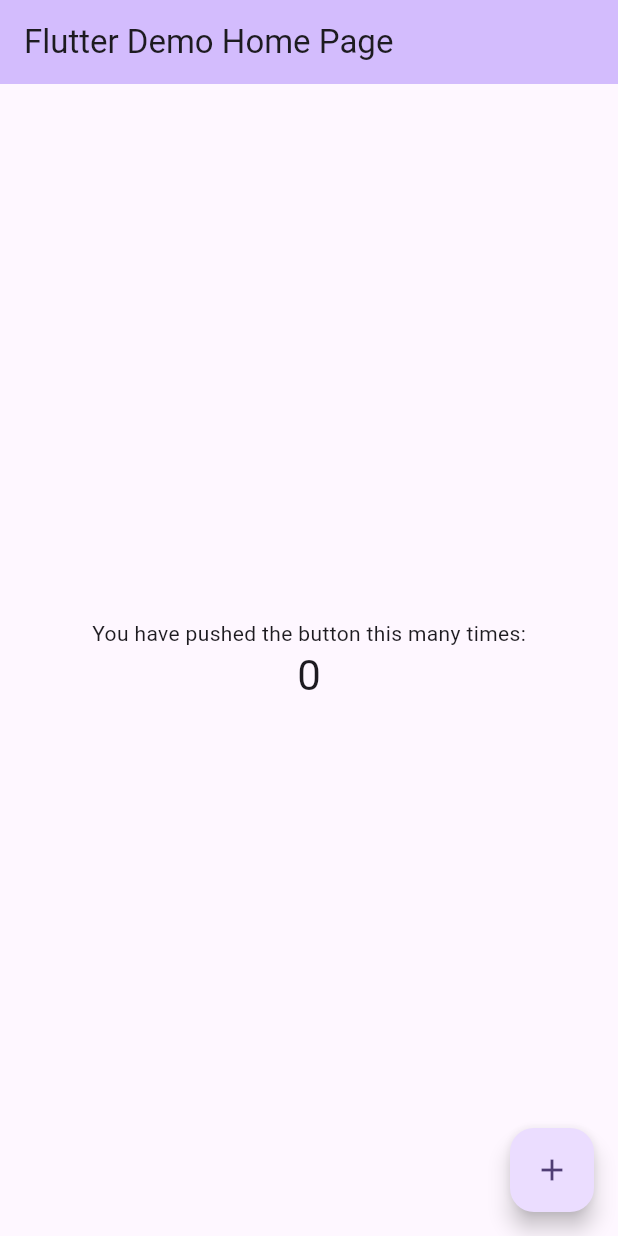
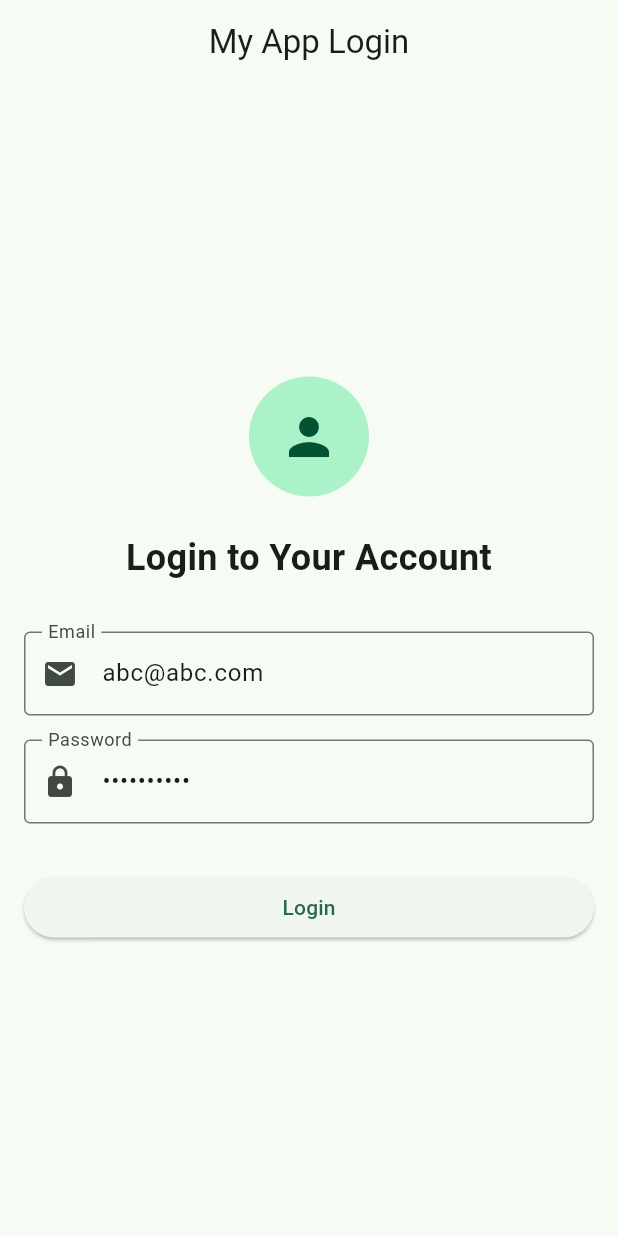
Before and after one commit to irinsultanapoly/CSE-Lab-Courses, a Flutter app: the screen it shows after launch, on a phone screen of 412 x 824 dp. Run offline on Flutter 3.47's test engine with Material 3 defaults, Android fonts, the phone set to English and light mode, and no system bars.

Commit message:
User Login & Profile
Ref:
https://uitsbatch50.atlassian.net/browse/SCRUM-18
https://uitsbatch50.atlassian.net/browse/SCRUM-10

```diff
--- /dev/null
+++ b/7th Semester/CSE 416 Software Project Design and Development Lab/Lab Project/Bagani/lib/auth.dart
@@ -0,0 +1,115 @@
+import 'package:bagani/profile.dart';
+import 'package:flutter/material.dart';
+
+class Authentication extends StatefulWidget {
+  const Authentication({super.key});
+
+  @override
+  State<Authentication> createState() => _AuthenticationState();
+}
+
+class _AuthenticationState extends State<Authentication> {
+  final _formKey = GlobalKey<FormState>();
+  final _emailController = TextEditingController(text: 'abc@abc.com');
+  final _passwordController = TextEditingController(text: '1234567890');
+
+  // Clean up controllers when the widget is disposed
+  @override
+  void dispose() {
+    _emailController.dispose();
+    _passwordController.dispose();
+    super.dispose();
+  }
+
+  // Simulate login logic
+  void _login() {
+    if (_formKey.currentState!.validate()) {
+      Navigator.pushReplacement(context,
+        MaterialPageRoute(builder: (context) => const Profile())
+      );
+      ScaffoldMessenger.of(context).showSnackBar(
+        const SnackBar(content: Text('Logged in...')),
+      );
+    }
+  }
+
+  @override
+  Widget build(BuildContext context) {
+    return Scaffold(
+      appBar: AppBar(
+        title: const Text('My App Login'),
+        centerTitle: true,
+      ),
+      body: SafeArea(
+        child: Padding(
+          padding: const EdgeInsets.all(16.0),
+          child: Form(
+            key: _formKey,
+            child: Column(
+              mainAxisAlignment: MainAxisAlignment.center,
+              crossAxisAlignment: CrossAxisAlignment.stretch,
+              children: [
+                // Placeholder for a logo
+                const CircleAvatar(
+                  radius: 40,
+                  child: Icon(Icons.person, size: 40),
+                ),
+                const SizedBox(height: 24),
+
+                // Login title
+                const Text(
+                  'Login to Your Account',
+                  style: TextStyle(fontSize: 24, fontWeight: FontWeight.bold),
+                  textAlign: TextAlign.center,
+                ),
+                const SizedBox(height: 32),
+
+                // Email text field
+                TextFormField(
+                  controller: _emailController,
+                  decoration: const InputDecoration(
+                    labelText: 'Email',
+                    prefixIcon: Icon(Icons.email),
+                    border: OutlineInputBorder(),
+                  ),
+                  keyboardType: TextInputType.emailAddress,
+                  validator: (value) {
+                    if (value == null || value.isEmpty) {
+                      return 'Please enter your email';
+                    }
+                    return null;
+                  },
+                ),
+                const SizedBox(height: 16),
+
+                // Password text field
+                TextFormField(
+                  controller: _passwordController,
+                  decoration: const InputDecoration(
+                    labelText: 'Password',
+                    prefixIcon: Icon(Icons.lock),
+                    border: OutlineInputBorder(),
+                  ),
+                  obscureText: true,
+                  validator: (value) {
+                    if (value == null || value.isEmpty) {
+                      return 'Please enter your password';
+                    }
+                    return null;
+                  },
+                ),
+                const SizedBox(height: 32),
+
+                // Login button
+                ElevatedButton(
+                  onPressed: _login,
+                  child: const Text('Login'),
+                ),
+              ],
+            ),
+          ),
+        ),
+      ),
+    );
+  }
+}
--- a/7th Semester/CSE 416 Software Project Design and Development Lab/Lab Project/Bagani/lib/main.dart
+++ b/7th Semester/CSE 416 Software Project Design and Development Lab/Lab Project/Bagani/lib/main.dart
@@ -1,4 +1,6 @@
 import 'package:flutter/material.dart';
+
+import 'auth.dart';
 
 void main() {
   runApp(const MyApp());
@@ -13,59 +15,10 @@ class MyApp extends StatelessWidget {
     return MaterialApp(
       title: 'Flutter Demo',
       theme: ThemeData(
-        colorScheme: ColorScheme.fromSeed(seedColor: Colors.deepPurple),
+        colorScheme: ColorScheme.fromSeed(seedColor: Colors.greenAccent),
         useMaterial3: true,
       ),
-      home: const MyHomePage(title: 'Flutter Demo Home Page'),
+      home: const Authentication(),
     );
   }
 }
-
-class MyHomePage extends StatefulWidget {
-  const MyHomePage({super.key, required this.title});
-
-  final String title;
-
-  @override
-  State<MyHomePage> createState() => _MyHomePageState();
-}
-
-class _MyHomePageState extends State<MyHomePage> {
-  int _counter = 0;
-
-  void _incrementCounter() {
-    setState(() {
-      _counter++;
-    });
-  }
-
-  @override
-  Widget build(BuildContext context) {
-    return Scaffold(
-      appBar: AppBar(
-        backgroundColor: Theme.of(context).colorScheme.inversePrimary,
-
-        title: Text(widget.title),
-      ),
-      body: Center(
-        child: Column(
-          mainAxisAlignment: MainAxisAlignment.center,
-          children: <Widget>[
-            const Text(
-              'You have pushed the button this many times:',
-            ),
-            Text(
-              '$_counter',
-              style: Theme.of(context).textTheme.headlineMedium,
-            ),
-          ],
-        ),
-      ),
-      floatingActionButton: FloatingActionButton(
-        onPressed: _incrementCounter,
-        tooltip: 'Increment',
-        child: const Icon(Icons.add),
-      ), // This trailing comma makes auto-formatting nicer for build methods.
-    );
-  }
-}
```
Also changed, not shown: 7th Semester/CSE 416 Software Project Design and Development Lab/Lab Project/Bagani/lib/profile.dart (added, +94 -0 lines).
